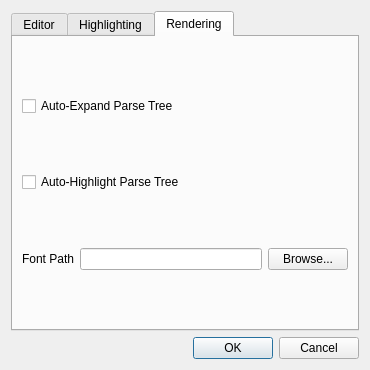
Old version of the form utils/themeeditor/gui/preferencesdialog.ui in the repository eisnerd/rockbox.
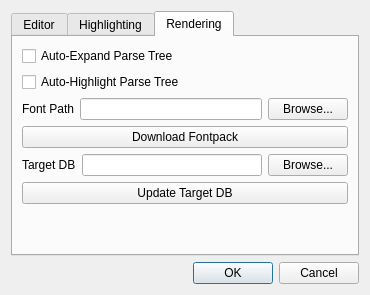
New version of the form. The open tabs and pages were chosen to show the change. Icons and pictures are not drawn.

Commit message: Theme Editor: Implemented download and decompression of font pack in the preferences dialog.  Dialog will also allow the user to set a directory for a custom target database, but the update button doesn't work yet.  Also fixed the file filters for open file/open project actions and resized the preferences dialog

What changed in the file:
```diff
--- a/utils/themeeditor/gui/preferencesdialog.ui
+++ b/utils/themeeditor/gui/preferencesdialog.ui
@@ -7,7 +7,7 @@
     <x>0</x>
     <y>0</y>
     <width>370</width>
-    <height>370</height>
+    <height>295</height>
    </rect>
   </property>
   <property name="windowTitle">
@@ -301,6 +301,54 @@
          </item>
         </layout>
        </item>
+       <item>
+        <widget class="QPushButton" name="dlFontsButton">
+         <property name="text">
+          <string>Download Fontpack</string>
+         </property>
+        </widget>
+       </item>
+       <item>
+        <layout class="QHBoxLayout" name="horizontalLayout_11">
+         <item>
+          <widget class="QLabel" name="label_11">
+           <property name="text">
+            <string>Target DB</string>
+           </property>
+          </widget>
+         </item>
+         <item>
+          <widget class="QLineEdit" name="dbBox"/>
+         </item>
+         <item>
+          <widget class="QPushButton" name="browseDB">
+           <property name="text">
+            <string>Browse...</string>
+           </property>
+          </widget>
+         </item>
+        </layout>
+       </item>
+       <item>
+        <widget class="QPushButton" name="pushButton_2">
+         <property name="text">
+          <string>Update Target DB</string>
+         </property>
+        </widget>
+       </item>
+       <item>
+        <spacer name="verticalSpacer">
+         <property name="orientation">
+          <enum>Qt::Vertical</enum>
+         </property>
+         <property name="sizeHint" stdset="0">
+          <size>
+           <width>20</width>
+           <height>40</height>
+          </size>
+         </property>
+        </spacer>
+       </item>
       </layout>
      </widget>
     </widget>
```
Left out of the diff: 50 changed lines with no effect on the pictures. The commit also changes 27 other files.
